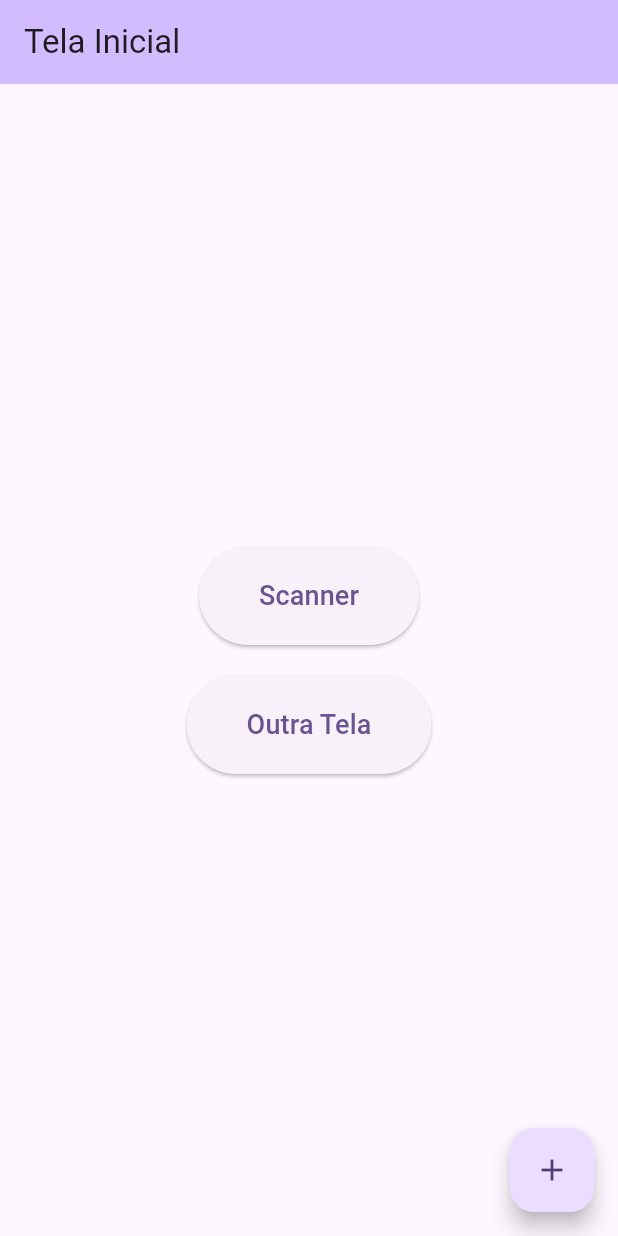
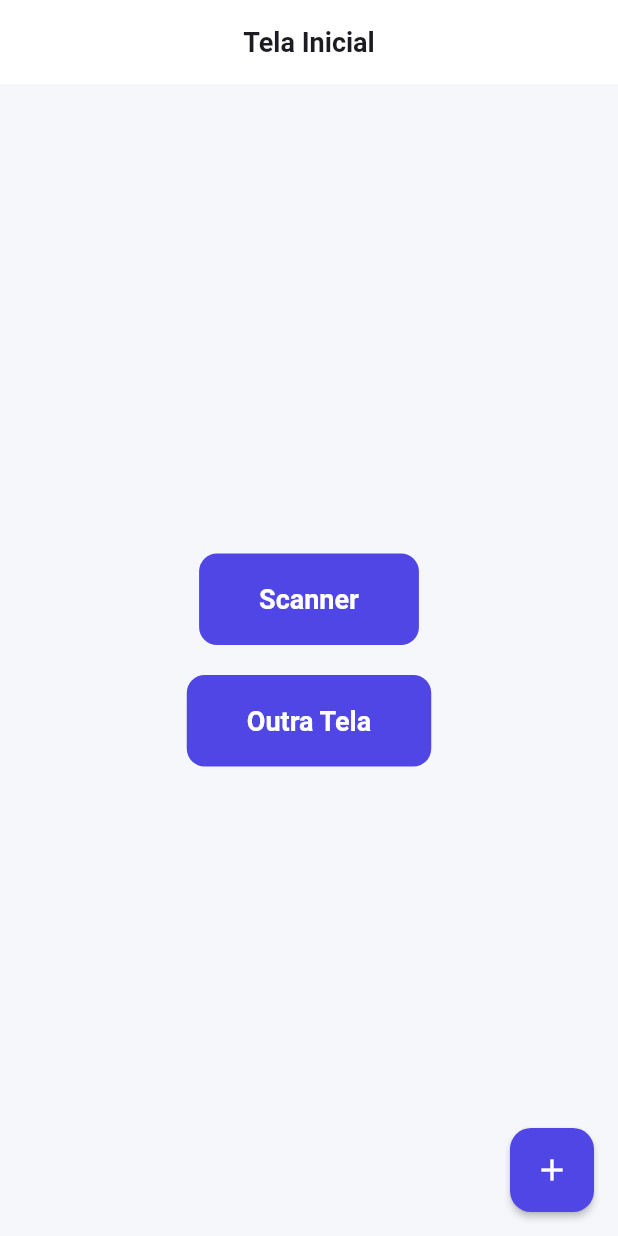
Before and after one commit to JonaSPyt/TREPROJECT, a Flutter app: the screen it shows after launch, on a phone screen of 412 x 824 dp. Run offline on Flutter 3.47's test engine with Material 3 defaults, Android fonts, the light colour scheme and no system bars; our stand-ins replace csv, file_picker, share_plus; missing offline and left inert: mobile_scanner.

Commit message:
Mudanças no funcionamento do leitor

```diff
--- a/lib/main.dart
+++ b/lib/main.dart
@@ -5,6 +5,7 @@ import 'pages/blank_screen.dart';
 import 'utils/barcode_manager.dart';
 import 'package:file_picker/file_picker.dart';
 import 'services/csv_import_service.dart';
+import 'theme/app_theme.dart';
 
 void main() async {
   WidgetsFlutterBinding.ensureInitialized();
@@ -22,9 +23,9 @@ class MyApp extends StatelessWidget {
   Widget build(BuildContext context) {
     return MaterialApp(
       title: 'Flutter Demo',
-      theme: ThemeData(
-        colorScheme: ColorScheme.fromSeed(seedColor: Colors.deepPurple),
-      ),
+      theme: AppTheme.light(),
+      darkTheme: AppTheme.dark(),
+      themeMode: ThemeMode.system,
       home: HomeScreen(barcodeManager: barcodeManager),
     );
   }
@@ -39,7 +40,6 @@ class HomeScreen extends StatelessWidget {
   Widget build(BuildContext context) {
     return Scaffold(
       appBar: AppBar(
-        backgroundColor: Theme.of(context).colorScheme.inversePrimary,
         title: const Text('Tela Inicial'),
       ),
       body: Center(
--- a/lib/pages/blank_screen.dart
+++ b/lib/pages/blank_screen.dart
@@ -38,7 +38,6 @@ class _BlankScreenState extends State<BlankScreen> {
       ScaffoldMessenger.of(context).showSnackBar(
         const SnackBar(
           content: Text('Nenhum código para exportar'),
-          backgroundColor: Colors.orange,
         ),
       );
       return;
@@ -50,7 +49,6 @@ class _BlankScreenState extends State<BlankScreen> {
         ScaffoldMessenger.of(context).showSnackBar(
           const SnackBar(
             content: Text('Códigos exportados com sucesso!'),
-            backgroundColor: Colors.green,
           ),
         );
       }
@@ -59,7 +57,6 @@ class _BlankScreenState extends State<BlankScreen> {
         ScaffoldMessenger.of(context).showSnackBar(
           SnackBar(
             content: Text('Erro ao exportar: $e'),
-            backgroundColor: Colors.red,
           ),
         );
       }
@@ -72,7 +69,6 @@ class _BlankScreenState extends State<BlankScreen> {
 
     return Scaffold(
       appBar: AppBar(
-        backgroundColor: Theme.of(context).colorScheme.inversePrimary,
         title: const Text('Lista de Códigos'),
         actions: [
           IconButton(
@@ -127,7 +123,7 @@ class _BlankScreenState extends State<BlankScreen> {
           ? const Center(
               child: Text(
                 'Nenhum código escaneado ainda',
-                style: TextStyle(fontSize: 16, color: Colors.grey),
+                style: TextStyle(fontSize: 16),
               ),
             )
           : BarcodeListWidget(
--- /dev/null
+++ b/lib/theme/app_colors.dart
@@ -0,0 +1,20 @@
+import 'package:flutter/material.dart';
+
+/// Centralized color palette for the app.
+/// Adjust these to quickly reskin the application.
+class AppColors {
+  // Brand
+  static const Color primary = Color(0xFF4F46E5); // Indigo 600
+  static const Color secondary = Color(0xFF22C55E); // Emerald 500
+  static const Color tertiary = Color(0xFFF59E0B); // Amber 500
+
+  // Functional
+  static const Color success = Color(0xFF16A34A); // Green 600
+  static const Color warning = Color(0xFFF59E0B); // Amber 500
+  static const Color error = Color(0xFFEF4444); // Red 500
+  static const Color info = Color(0xFF06B6D4); // Cyan 500
+
+  // Surfaces
+  static const Color background = Color(0xFFF6F7FB);
+  static const Color surface = Colors.white;
+}
--- /dev/null
+++ b/lib/theme/app_theme.dart
@@ -0,0 +1,156 @@
+import 'package:flutter/material.dart';
+import 'app_colors.dart';
+
+class AppTheme {
+  static ThemeData light() {
+    final base = ThemeData(
+      useMaterial3: true,
+      colorScheme: ColorScheme.fromSeed(
+        seedColor: AppColors.primary,
+        brightness: Brightness.light,
+      ).copyWith(
+        primary: AppColors.primary,
+        secondary: AppColors.secondary,
+        tertiary: AppColors.tertiary,
+        error: AppColors.error,
+        surface: AppColors.surface,
+        background: AppColors.background,
+      ),
+    );
+
+    final scheme = base.colorScheme;
+
+    return base.copyWith(
+      scaffoldBackgroundColor: AppColors.background,
+      appBarTheme: AppBarTheme(
+        backgroundColor: scheme.surface,
+        foregroundColor: scheme.onSurface,
+        elevation: 0,
+        centerTitle: true,
+        titleTextStyle: TextStyle(
+          color: scheme.onSurface,
+          fontWeight: FontWeight.w600,
+          fontSize: 18,
+        ),
+      ),
+      elevatedButtonTheme: ElevatedButtonThemeData(
+        style: ElevatedButton.styleFrom(
+          elevation: 0,
+          backgroundColor: scheme.primary,
+          foregroundColor: scheme.onPrimary,
+          padding: const EdgeInsets.symmetric(horizontal: 20, vertical: 14),
+          shape: RoundedRectangleBorder(
+            borderRadius: BorderRadius.circular(12),
+          ),
+          textStyle: const TextStyle(fontWeight: FontWeight.w600),
+        ),
+      ),
+      floatingActionButtonTheme: FloatingActionButtonThemeData(
+        backgroundColor: scheme.primary,
+        foregroundColor: scheme.onPrimary,
+        elevation: 2,
+        shape: RoundedRectangleBorder(
+          borderRadius: BorderRadius.circular(14),
+        ),
+      ),
+      cardTheme: CardThemeData(
+        color: scheme.surface,
+        elevation: 1,
+        margin: const EdgeInsets.symmetric(horizontal: 12, vertical: 6),
+        shape: RoundedRectangleBorder(
+          borderRadius: BorderRadius.circular(14),
+        ),
+      ),
+      snackBarTheme: SnackBarThemeData(
+        behavior: SnackBarBehavior.floating,
+        backgroundColor: scheme.inverseSurface,
+        contentTextStyle: TextStyle(color: scheme.onInverseSurface),
+        shape: RoundedRectangleBorder(
+          borderRadius: BorderRadius.circular(12),
+        ),
+      ),
+      inputDecorationTheme: InputDecorationTheme(
+        filled: true,
+        fillColor: scheme.surface,
+        border: OutlineInputBorder(
+          borderRadius: BorderRadius.circular(12),
+          borderSide: BorderSide(color: scheme.outlineVariant),
+        ),
+        enabledBorder: OutlineInputBorder(
+          borderRadius: BorderRadius.circular(12),
+          borderSide: BorderSide(color: scheme.outlineVariant),
+        ),
+        focusedBorder: OutlineInputBorder(
+          borderRadius: BorderRadius.circular(12),
+          borderSide: BorderSide(color: scheme.primary, width: 2),
+        ),
+      ),
+    );
+  }
+
+  static ThemeData dark() {
+    final base = ThemeData(
+      useMaterial3: true,
+      colorScheme: ColorScheme.fromSeed(
+        seedColor: AppColors.primary,
+        brightness: Brightness.dark,
+      ).copyWith(
+        primary: AppColors.primary,
+        secondary: AppColors.secondary,
+        tertiary: AppColors.tertiary,
+        error: AppColors.error,
+      ),
+    );
+
+    final scheme = base.colorScheme;
+
+    return base.copyWith(
+      appBarTheme: AppBarTheme(
+        backgroundColor: scheme.surface,
+        foregroundColor: scheme.onSurface,
+        elevation: 0,
+        centerTitle: true,
+        titleTextStyle: TextStyle(
+          color: scheme.onSurface,
+          fontWeight: FontWeight.w600,
+          fontSize: 18,
+        ),
+      ),
+      elevatedButtonTheme: ElevatedButtonThemeData(
+        style: ElevatedButton.styleFrom(
+          elevation: 0,
+          backgroundColor: scheme.primary,
+          foregroundColor: scheme.onPrimary,
+          padding: const EdgeInsets.symmetric(horizontal: 20, vertical: 14),
+          shape: RoundedRectangleBorder(
+            borderRadius: BorderRadius.circular(12),
+          ),
+          textStyle: const TextStyle(fontWeight: FontWeight.w600),
+        ),
+      ),
+      floatingActionButtonTheme: FloatingActionButtonThemeData(
+        backgroundColor: scheme.primary,
+        foregroundColor: scheme.onPrimary,
+        elevation: 2,
+        shape: RoundedRectangleBorder(
+          borderRadius: BorderRadius.circular(14),
+        ),
+      ),
+      cardTheme: CardThemeData(
+        elevation: 1,
+        margin: const EdgeInsets.symmetric(horizontal: 12, vertical: 6),
+        shape: RoundedRectangleBorder(
+          borderRadius: BorderRadius.circular(14),
+        ),
+      ),
+      snackBarTheme: SnackBarThemeData(
+        behavior: SnackBarBehavior.floating,
+        backgroundColor: scheme.inverseSurface,
+        contentTextStyle: TextStyle(color: scheme.onInverseSurface),
+        shape: RoundedRectangleBorder(
+          borderRadius: BorderRadius.circular(12),
+        ),
+      ),
+    );
+  }
+}
--- a/lib/widgets/barcode_list_widget.dart
+++ b/lib/widgets/barcode_list_widget.dart
@@ -75,12 +75,12 @@ class BarcodeListWidget extends StatelessWidget {
               mainAxisSize: MainAxisSize.min,
               children: [
                 IconButton(
-                  icon: const Icon(Icons.label, color: Colors.blue),
+                  icon: Icon(Icons.label, color: Theme.of(context).colorScheme.primary),
                   tooltip: 'Alterar status',
                   onPressed: () => _showStatusDialog(context, item),
                 ),
                 IconButton(
-                  icon: const Icon(Icons.delete, color: Colors.red),
+                  icon: Icon(Icons.delete, color: Theme.of(context).colorScheme.error),
                   onPressed: () => onDelete(item.code),
                 ),
               ],
```
Also changed, not shown: lib/pages/scanner_screen.dart (+71 -22 lines), lib/widgets/status_selector_dialog.dart (added, +46 -0 lines).
